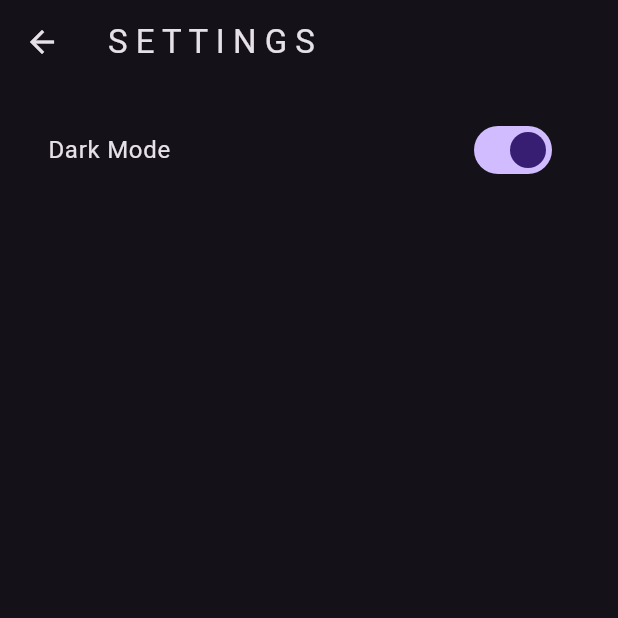
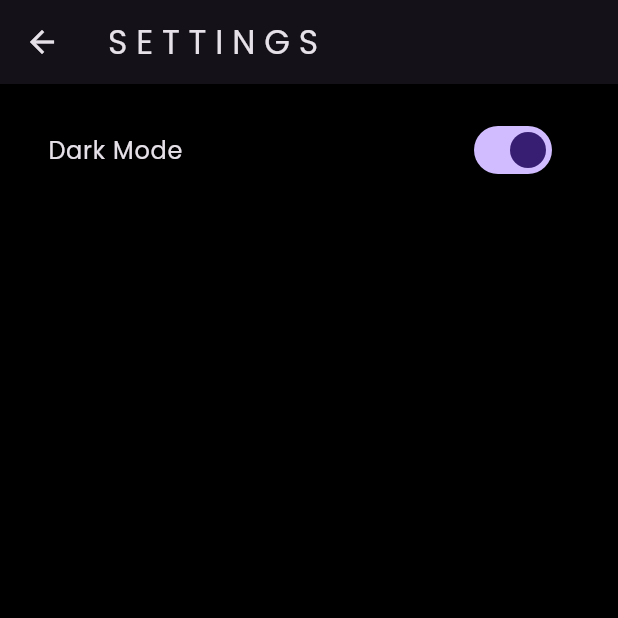
Before and after one commit to Meigi09/book_library, a Flutter app: the SettingsScreen screen opened directly, after a tap on "Dark Mode", on a phone screen of 412 x 824 dp, the top half of it. Run offline on Flutter 3.47's test engine with Material 3 defaults, Android fonts, the phone set to English and light mode, and no system bars; our stand-ins replace google_fonts, shared_preferences, sqflite; accounts and stored records are empty.

Commit message:
Update Commit

```diff
--- a/lib/main.dart
+++ b/lib/main.dart
@@ -11,6 +11,7 @@ void main() {
 class BookLibraryApp extends StatelessWidget {
   @override
   Widget build(BuildContext context) {
+
     return MultiProvider(
       providers: [
         ChangeNotifierProvider(create: (_) => BookProvider()),
@@ -18,13 +19,12 @@ class BookLibraryApp extends StatelessWidget {
       ],
       child: Consumer<ThemeProvider>(
         builder: (context, themeProvider, child) {
+          final themeProvider = Provider.of<ThemeProvider>(context);
           return MaterialApp(
             debugShowCheckedModeBanner: false,
             title: 'Book Library',
-            theme: ThemeData.light(
-            ),
+            theme: themeProvider.isDarkTheme ? themeProvider.darkTheme : themeProvider.lightTheme,
             darkTheme: ThemeData.dark(),
-            themeMode: themeProvider.isDarkMode ? ThemeMode.dark : ThemeMode.light,
             home: HomeScreen(),
 
           );
--- a/lib/providers/theme_provider.dart
+++ b/lib/providers/theme_provider.dart
@@ -1,24 +1,46 @@
 import 'package:flutter/material.dart';
+import 'package:google_fonts/google_fonts.dart';
 import 'package:shared_preferences/shared_preferences.dart';
 
-class ThemeProvider with ChangeNotifier {
-  bool _isDarkMode = false;
-  bool get isDarkMode => _isDarkMode;
+class ThemeProvider extends ChangeNotifier {
+  bool _isDarkTheme = false;
+  bool get isDarkTheme => _isDarkTheme;
 
   ThemeProvider() {
     _loadTheme();
   }
 
-  _loadTheme() async {
+  void toggleTheme() async {
+    _isDarkTheme = !_isDarkTheme;
+    notifyListeners();
+
     SharedPreferences prefs = await SharedPreferences.getInstance();
-    _isDarkMode = prefs.getBool('isDarkMode') ?? false;
+    prefs.setBool('isDarkTheme', _isDarkTheme);
+  }
+
+  void _loadTheme() async {
+    SharedPreferences prefs = await SharedPreferences.getInstance();
+    _isDarkTheme = prefs.getBool('isDarkTheme') ?? false;
     notifyListeners();
   }
 
-  toggleTheme() async {
-    SharedPreferences prefs = await SharedPreferences.getInstance();
-    _isDarkMode = !_isDarkMode;
-    prefs.setBool('isDarkMode', _isDarkMode);
-    notifyListeners();
+  ThemeData get lightTheme {
+    return ThemeData(
+      brightness: Brightness.light,
+      primaryColor: Colors.green,
+      scaffoldBackgroundColor: Colors.white,
+      textTheme: GoogleFonts.poppinsTextTheme()
+
+    );
+  }
+
+  ThemeData get darkTheme {
+    return ThemeData(
+      brightness: Brightness.dark,
+      primaryColor: Colors.green,
+      scaffoldBackgroundColor: Colors.black,
+      textTheme: GoogleFonts.poppinsTextTheme()
+
+    );
   }
 }
--- a/lib/screens/settings_screen.dart
+++ b/lib/screens/settings_screen.dart
@@ -18,7 +18,7 @@ class SettingsScreen extends StatelessWidget {
               children: [
                 SwitchListTile(
                   title: Text('Dark Mode'),
-                  value: themeProvider.isDarkMode,
+                  value: themeProvider.isDarkTheme,
                   onChanged: (value) {
                     themeProvider.toggleTheme();
                   },
```
